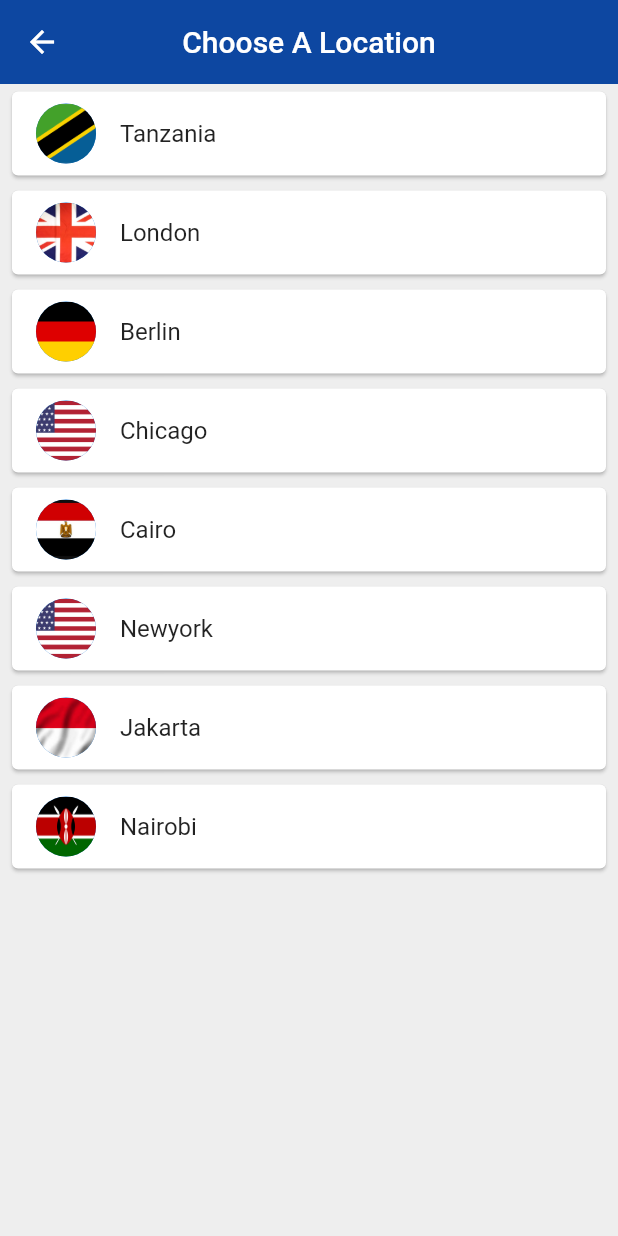
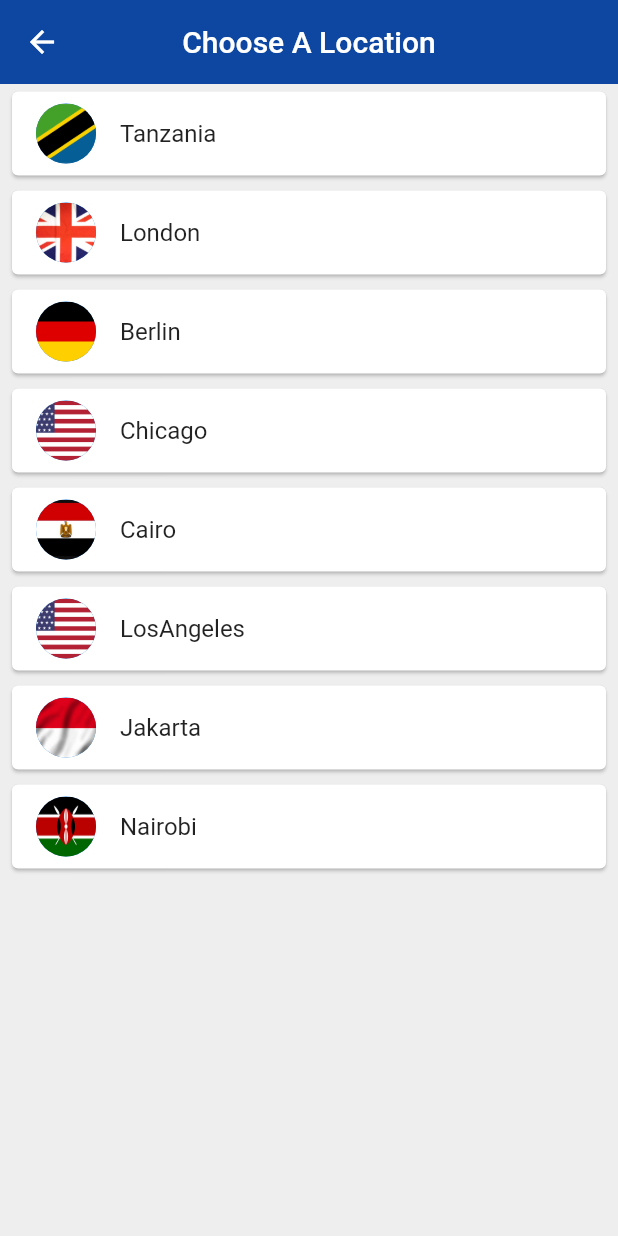
Before and after one commit to Jackson112/WordTimeApp, a Flutter app: the ChooseLocation screen opened by its route, on a phone screen of 412 x 824 dp. Run offline on Flutter 3.47's test engine with Material 2 defaults, Android fonts, the phone set to English and light mode, and no system bars; our stand-ins replace flutter_spinkit; network calls fail.

Commit message:
changing some location

```diff
--- a/lib/pages/choose_location.dart
+++ b/lib/pages/choose_location.dart
@@ -13,7 +13,7 @@ class _ChooseLocationState extends State<ChooseLocation> {
    WorldTime(url: 'Europe/Berlin', location: 'Berlin', flag: 'german.png'),
    WorldTime(url: 'America/Chicago', location: 'Chicago', flag: 'america.png'),
    WorldTime(url: 'Africa/Cairo', location: 'Cairo', flag: 'cairo.jpg'),
-   WorldTime(url: 'America/Newyork', location: 'Newyork', flag: 'america.png'),
+   WorldTime(url: 'America/Los_Angeles', location: 'LosAngeles', flag: 'america.png'),
    WorldTime(url: 'Asia/Jakarta', location: 'Jakarta', flag: 'indonesia.jpg' ),
    WorldTime(url: 'Africa/Nairobi', location: 'Nairobi', flag: 'kenya.png' ),
  ];
--- a/lib/pages/loading.dart
+++ b/lib/pages/loading.dart
@@ -13,7 +13,7 @@ class _LoadingState extends State<Loading> {
   String time = 'loading';
 
    void setupWorldTime() async {
-     WorldTime instance = WorldTime(location: 'Berlin', flag: 'germany.png', url: 'Africa/Nairobi');
+     WorldTime instance = WorldTime(location: 'Tanzania', flag: 'tanzania.jpg', url: 'Africa/Nairobi');
      await instance.getTime();
      print(instance.time);
     Navigator.pushNamed(context, '/home', arguments: {
--- a/lib/services/world_time.dart
+++ b/lib/services/world_time.dart
@@ -36,8 +36,8 @@ class WorldTime {
     }
 
     catch (e) {
-      print('caught error: $e');
-      time = 'could not get time data';
+      print(e);
+      time = 'could not get time';
     }
   }
 }
```
